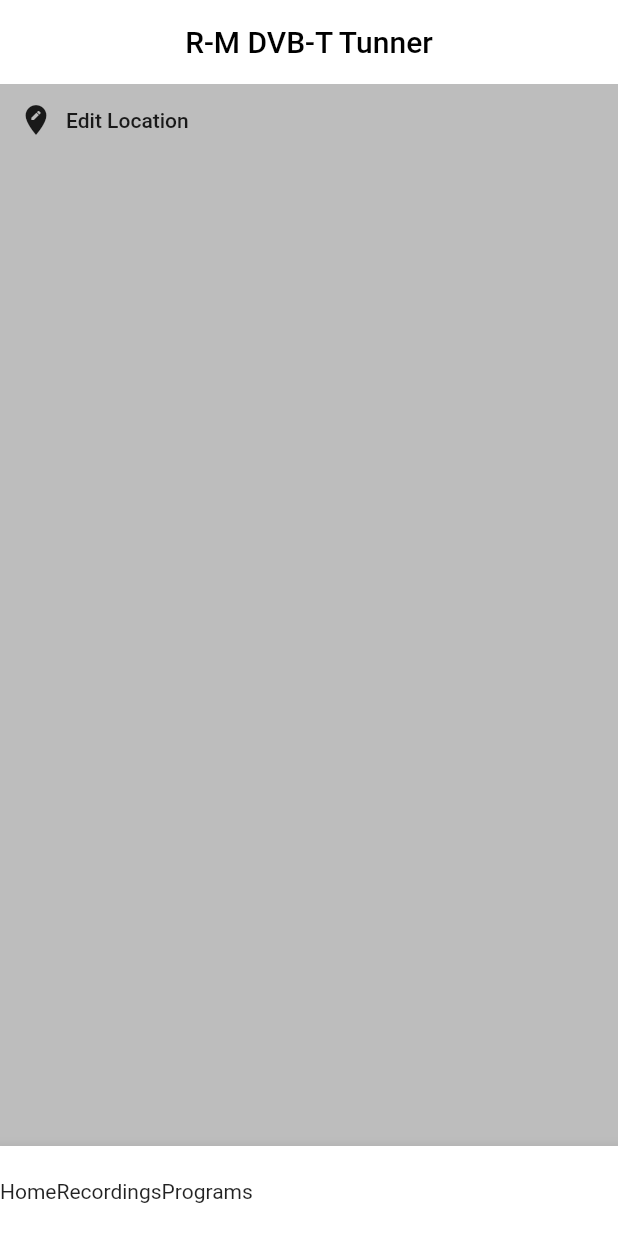
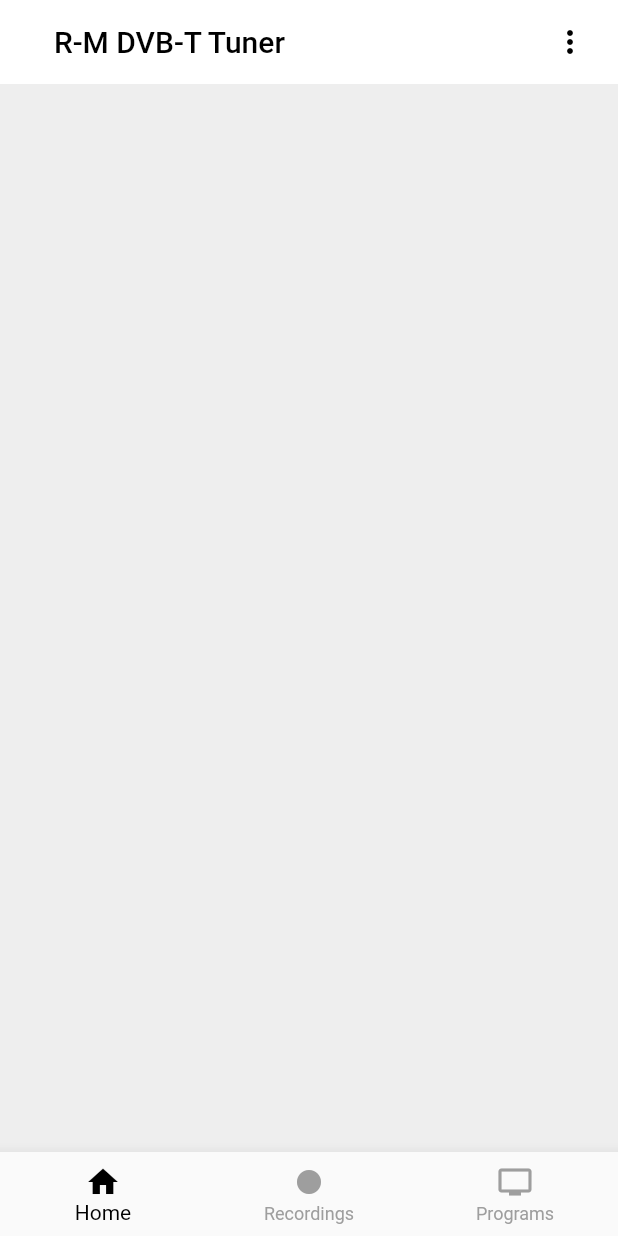
Before and after one commit to Simon1PL/Inzynierka, a Flutter app: the screen it shows after launch, on a phone screen of 412 x 824 dp. Run offline on Flutter 3.47's test engine with Material 2 defaults, Android fonts, the phone set to English and light mode, and no system bars.

Commit message:
add navigation menu

```diff
--- a/lib/pages/home.dart
+++ b/lib/pages/home.dart
@@ -1,6 +1,6 @@
 import 'package:flutter/material.dart';
-import 'package:http/http.dart';
-import 'dart:convert';
+import 'package:projekt/widgets/app_bar.dart';
+import 'package:projekt/widgets/menu.dart';
 
 class Home extends StatefulWidget {
   @override
@@ -17,43 +17,12 @@ class _HomeState extends State<Home> {
   @override
   Widget build(BuildContext context) {
     return Scaffold(
-      backgroundColor: Colors.grey[400],
-      appBar: AppBar(
-        backgroundColor: Colors.white,
-        title: Text('R-M DVB-T Tunner',
-        style: TextStyle(
-          color: Colors.black
-        )),
-        centerTitle: true,
-        elevation: 0,
+      backgroundColor: Colors.grey[200],
+      appBar: MyAppBar(
+        text: "R-M DVB-T Tuner",
       ),
-      body: SafeArea(
-        child: Column(
-          children: <Widget>[
-            FlatButton.icon(
-                onPressed: () {
-                  Navigator.pushNamed(context, '/recordings');
-                },
-                icon: Icon(Icons.edit_location),
-                label: Text(
-                    'Edit Location'
-                )
-            )
-          ],
-        ),
-      ),
-      bottomNavigationBar: BottomAppBar(
-        child: Container(
-          height: 60.0,
-          color: Colors.white,
-          child: Row(
-            children: [
-              Text("Home"),
-              Text("Recordings"),
-              Text("Programs"),
-            ],
-          ),
-        ),
+      bottomNavigationBar: Menu(
+        currentIndex: 0,
       ),
     );
   }
--- /dev/null
+++ b/lib/widgets/app_bar.dart
@@ -0,0 +1,51 @@
+import 'package:flutter/material.dart';
+
+class MyAppBar extends StatefulWidget implements PreferredSizeWidget {
+  final String text;
+  MyAppBar({
+    String text = "",
+  }): this.text = text;
+
+  @override
+  AppBarState createState() => AppBarState(text);
+
+  @override
+  Size get preferredSize => Size.fromHeight(kToolbarHeight);
+}
+
+class AppBarState extends State<MyAppBar> {
+  final String text;
+  AppBarState(this.text);
+
+  @override
+  Widget build(BuildContext context) {
+    return AppBar(
+      backgroundColor: Colors.white,
+      iconTheme: IconThemeData(
+        color: Colors.black, //change your color here
+      ),
+      title:
+      Padding(
+          padding: EdgeInsets.only(left: 20.0),
+          child: Text(
+              text,
+              style: TextStyle(
+                  color: Colors.black
+              )
+          ),
+      ),
+      actions: [
+        Padding(
+          padding: EdgeInsets.only(right: 20.0),
+          child: GestureDetector(
+            onTap: () {},
+            child: Icon(
+              Icons.more_vert
+            ),
+          )
+        ),
+      ],
+      elevation: 0,
+    );
+  }
+}
--- /dev/null
+++ b/lib/widgets/menu.dart
@@ -0,0 +1,49 @@
+import 'package:flutter/material.dart';
+
+class Menu extends StatefulWidget {
+  final int? currentIndex;
+  Menu({
+    int? currentIndex,
+  }): this.currentIndex = currentIndex;
+
+  @override
+  MenuState createState() => MenuState(currentIndex);
+}
+
+class MenuState extends State<Menu> {
+  final List<String> routes = ["/home", "/recordings/recorded", "/programs/favorites"];
+  int currentIndex = 0;
+  bool noSelectedItem = true;
+  MenuState(int? currentIndex) {
+    if (currentIndex != null) {
+      this.currentIndex = currentIndex;
+      this.noSelectedItem = false;
+    }
+  }
+
+  @override
+  Widget build(BuildContext context) {
+    return BottomNavigationBar(
+      items: const <BottomNavigationBarItem>[
+        BottomNavigationBarItem(
+          icon: Icon(Icons.home),
+          label: 'Home',
+        ),
+        BottomNavigationBarItem(
+          icon: Icon(Icons.fiber_manual_record),
+          label: 'Recordings',
+        ),
+        BottomNavigationBarItem(
+          icon: Icon(Icons.tv),
+          label: 'Programs',
+        ),
+      ],
+      currentIndex: currentIndex,
+      selectedItemColor: noSelectedItem ? Colors.grey : Colors.black,
+      unselectedItemColor: Colors.grey,
+      onTap: (index) {
+        Navigator.pushNamedAndRemoveUntil(context, routes[index], (route) => false);
+      },
+    );
+  }
+}
```
Also changed, not shown: lib/main.dart (+12 -6 lines), lib/pages/Programs/explore.dart (added, +43 -0 lines), lib/pages/Programs/favorites.dart (added, +46 -0 lines), lib/pages/Programs/tv_program.dart (added, +46 -0 lines), lib/pages/Recordings/recorded.dart (added, +40 -0 lines), lib/pages/Recordings/scheduled.dart (added, +37 -0 lines), lib/pages/programs.dart (deleted, +0 -27 lines), lib/pages/recordings.dart (deleted, +0 -27 lines), lib/widgets/app_bar_buttons.dart (added, +35 -0 lines), lib/widgets/button.dart (added, +31 -0 lines), lib/services/tuner_service.dart (added).
